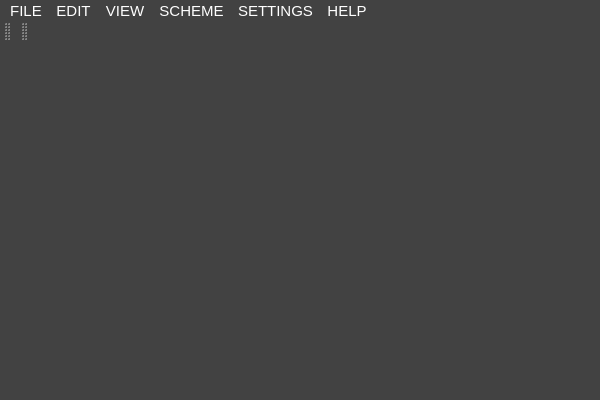
jozefmery/BlockEditor, file BlockEditor/MainWindow.ui: the form before one commit.
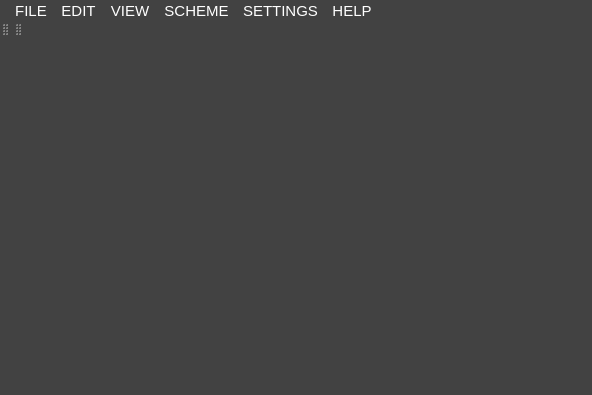
The form after the commit. Icons and pictures are not drawn.

What changed in the file:
```diff
--- a/BlockEditor/MainWindow.ui
+++ b/BlockEditor/MainWindow.ui
@@ -6,29 +6,76 @@
    <rect>
     <x>0</x>
     <y>0</y>
-    <width>600</width>
-    <height>400</height>
+    <width>592</width>
+    <height>395</height>
    </rect>
   </property>
   <property name="windowTitle">
    <string>MainWindow</string>
   </property>
   <property name="styleSheet">
-   <string notr="true">color: #FFFFFF;
-background: rgb(66,66,66);
-font-size: 11p;</string>
+   <string notr="true">QWidget{
+	
+	color: #FFFFFF;
+	background: rgb(66,66,66);
+	font-size: 11p;
+}
+
+QToolBar {
+	
+	border: 0px;
+	font-size: 11p;
+
+}
+
+QMenuBar::item:selected {
+
+	background: rgb(112, 112, 112);
+}
+
+QMenuBar::item:pressed {
+	background: rgb(50, 50, 50);
+}
+
+QMenuBar {
+
+	padding-left: 5px;
+	padding-right: 5px;
+	margin-top: 5px;
+	margin-bottom: 5px;
+
+}
+
+QMenu::separator {
+    height: 1px;
+    background: rgb(112,112,112);
+    margin-left: 5px;
+    margin-right: 20px;
+}
+
+QMenu {
+	background: rgb(50, 50, 50);
+}
+
+QMenu::item:selected{
+	background: rgb(112, 112, 112);
+}</string>
+  </property>
+  <property name="tabShape">
+   <enum>QTabWidget::Rounded</enum>
   </property>
   <widget class="QWidget" name="centralWidget">
    <property name="styleSheet">
     <string notr="true"/>
    </property>
+   <layout class="QVBoxLayout" name="verticalLayout"/>
   </widget>
   <widget class="QMenuBar" name="menuBar">
    <property name="geometry">
     <rect>
      <x>0</x>
      <y>0</y>
-     <width>600</width>
+     <width>592</width>
      <height>26</height>
     </rect>
    </property>
@@ -130,8 +177,7 @@
   </widget>
   <widget class="QToolBar" name="controlToolBar">
    <property name="styleSheet">
-    <string notr="true">border: 0px;
-</string>
+    <string notr="true"/>
    </property>
    <property name="allowedAreas">
     <set>Qt::TopToolBarArea</set>
```
Left out of the diff: 29 changed lines with no effect on the pictures.
